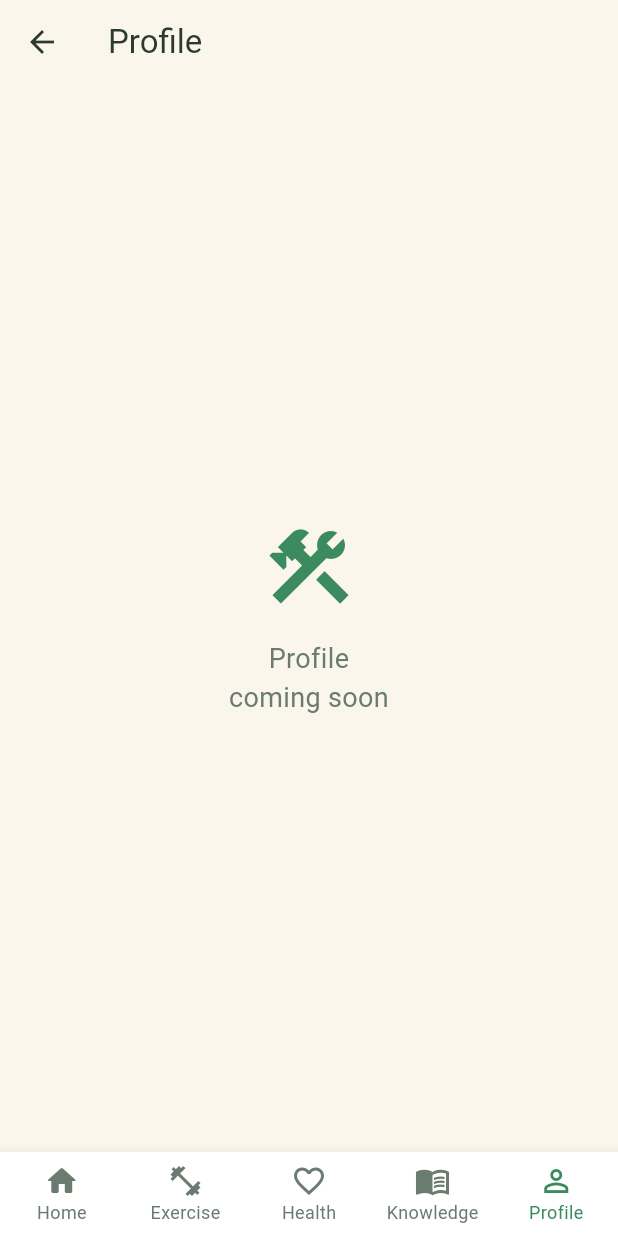
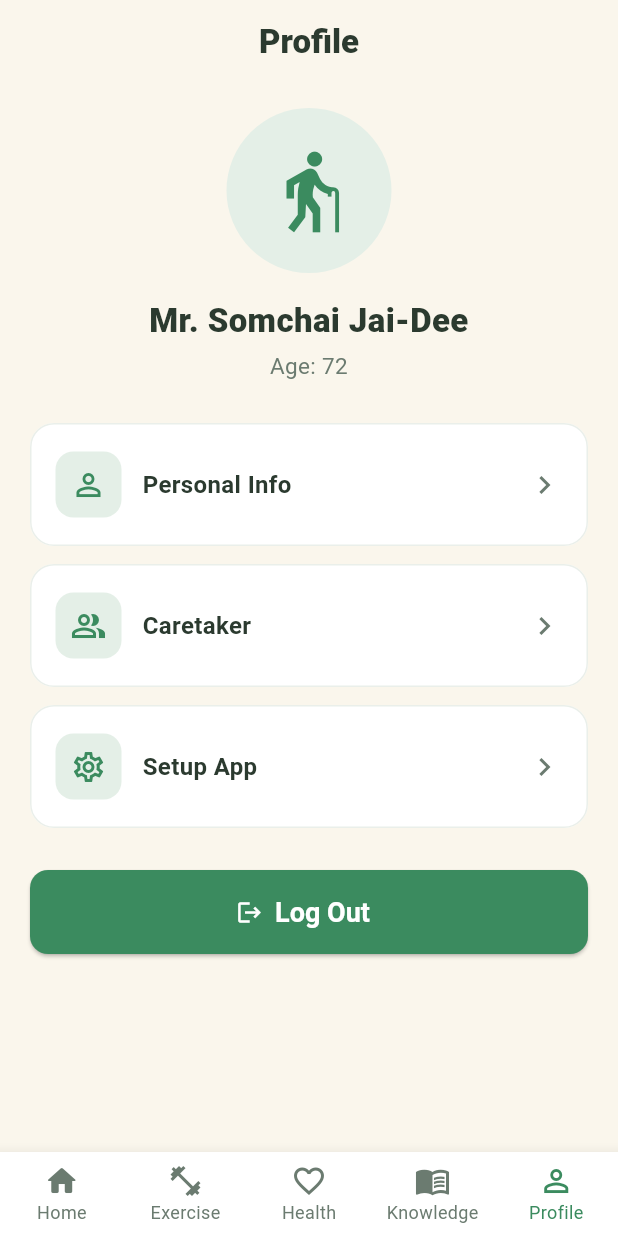
Before and after one commit to anuruddhika94/sarco_care, a Flutter app: the MainShell screen opened directly, item 5 of the bottom bar chosen, on a phone screen of 412 x 824 dp. Run offline on Flutter 3.47's test engine with Material 3 defaults, Android fonts, the phone set to English and light mode, and no system bars.

Commit message:
Add profile tab and fix tab-root back buttons
- Profile: avatar, name/age, settings rows (Personal Info, Caretaker,
  Setup App) and Log Out that unwinds to Splash
- Add showBackButton flag to reused screens so shell tab roots hide the
  back arrow while pushed usage keeps it; wire Profile into the shell

```diff
--- a/lib/screens/exercise_plan_screen.dart
+++ b/lib/screens/exercise_plan_screen.dart
@@ -8,7 +8,10 @@ import 'exercise_video_screen.dart';
 /// Pure UI: featured video, plan type, Exercises/My Plan tabs and a grid of
 /// exercise cards. Cards forward to the Exercise Video placeholder (#7).
 class ExercisePlanScreen extends StatefulWidget {
-  const ExercisePlanScreen({super.key});
+  const ExercisePlanScreen({super.key, this.showBackButton = true});
+
+  /// False when shown as a shell tab root (no route to pop back to).
+  final bool showBackButton;
 
   @override
   State<ExercisePlanScreen> createState() => _ExercisePlanScreenState();
@@ -40,6 +43,7 @@ class _ExercisePlanScreenState extends State<ExercisePlanScreen> {
         backgroundColor: AppColors.background,
         foregroundColor: AppColors.textDark,
         elevation: 0,
+        automaticallyImplyLeading: widget.showBackButton,
         title: const Text(
           'Exercise Plan',
           style: TextStyle(fontWeight: FontWeight.w800),
--- a/lib/screens/health_tracking_screen.dart
+++ b/lib/screens/health_tracking_screen.dart
@@ -7,7 +7,10 @@ import '../widgets/segmented_tabs.dart';
 /// Screen #10 — Health Tracking.
 /// Pure UI: time-range tabs, a list of body metrics and an Add Data action.
 class HealthTrackingScreen extends StatefulWidget {
-  const HealthTrackingScreen({super.key});
+  const HealthTrackingScreen({super.key, this.showBackButton = true});
+
+  /// False when shown as a shell tab root (no route to pop back to).
+  final bool showBackButton;
 
   @override
   State<HealthTrackingScreen> createState() => _HealthTrackingScreenState();
@@ -40,6 +43,7 @@ class _HealthTrackingScreenState extends State<HealthTrackingScreen> {
         backgroundColor: AppColors.background,
         foregroundColor: AppColors.textDark,
         elevation: 0,
+        automaticallyImplyLeading: widget.showBackButton,
         title: const Text(
           'Health Tracking',
           style: TextStyle(fontWeight: FontWeight.w800),
--- a/lib/screens/main_shell.dart
+++ b/lib/screens/main_shell.dart
@@ -5,6 +5,7 @@ import '../widgets/placeholder_screen.dart';
 import 'exercise_plan_screen.dart';
 import 'health_tracking_screen.dart';
 import 'home_screen.dart';
+import 'profile_screen.dart';
 
 /// The main app shell: a persistent bottom navigation bar over a set of tabs.
 /// Tabs are kept alive with an IndexedStack so switching preserves each tab's
@@ -19,13 +20,14 @@ class MainShell extends StatefulWidget {
 class _MainShellState extends State<MainShell> {
   int _index = 0;
 
-  // One screen per bottom-nav tab. Knowledge/Profile are placeholders for now.
+  // One screen per bottom-nav tab. Tab roots hide the back button since there
+  // is no route to pop within a tab. Knowledge is a placeholder for now.
   static const List<Widget> _tabs = [
     HomeScreen(),
-    ExercisePlanScreen(),
-    HealthTrackingScreen(),
-    PlaceholderScreen(title: 'Knowledge'),
-    PlaceholderScreen(title: 'Profile'),
+    ExercisePlanScreen(showBackButton: false),
+    HealthTrackingScreen(showBackButton: false),
+    PlaceholderScreen(title: 'Knowledge', showBackButton: false),
+    ProfileScreen(),
   ];
 
   static const List<(IconData, String)> _items = [
--- /dev/null
+++ b/lib/screens/profile_screen.dart
@@ -0,0 +1,154 @@
+import 'package:flutter/material.dart';
+
+import '../theme/app_theme.dart';
+import '../widgets/placeholder_screen.dart';
+
+/// Profile tab — user summary, settings entries and Log Out.
+/// Pure UI: rows open placeholders; Log Out returns to the app entry (Splash).
+class ProfileScreen extends StatelessWidget {
+  const ProfileScreen({super.key});
+
+  static const _entries = [
+    (Icons.person_outline, 'Personal Info'),
+    (Icons.people_alt_outlined, 'Caretaker'),
+    (Icons.settings_outlined, 'Setup App'),
+  ];
+
+  void _open(BuildContext context, String title) {
+    Navigator.of(context).push(
+      MaterialPageRoute(builder: (_) => PlaceholderScreen(title: title)),
+    );
+  }
+
+  void _logOut(BuildContext context) {
+    // Unwind back to the first route (Splash), clearing the logged-in stack.
+    Navigator.of(context).popUntil((route) => route.isFirst);
+  }
+
+  @override
+  Widget build(BuildContext context) {
+    return Scaffold(
+      backgroundColor: AppColors.background,
+      appBar: AppBar(
+        backgroundColor: AppColors.background,
+        foregroundColor: AppColors.textDark,
+        elevation: 0,
+        automaticallyImplyLeading: false,
+        title: const Text(
+          'Profile',
+          style: TextStyle(fontWeight: FontWeight.w800),
+        ),
+        centerTitle: true,
+      ),
+      body: ListView(
+        padding: const EdgeInsets.fromLTRB(20, 8, 20, 24),
+        children: [
+          const SizedBox(height: 8),
+          // Avatar placeholder.
+          Center(
+            child: Container(
+              width: 110,
+              height: 110,
+              decoration: const BoxDecoration(
+                color: AppColors.softGreen,
+                shape: BoxShape.circle,
+              ),
+              child: Icon(Icons.elderly, size: 60, color: AppColors.primary),
+            ),
+          ),
+          const SizedBox(height: 16),
+          Text(
+            'Mr. Somchai Jai-Dee',
+            textAlign: TextAlign.center,
+            style: TextStyle(
+              fontSize: 22,
+              fontWeight: FontWeight.w800,
+              color: AppColors.textDark,
+            ),
+          ),
+          const SizedBox(height: 4),
+          Text(
+            'Age: 72',
+            textAlign: TextAlign.center,
+            style: TextStyle(fontSize: 15, color: AppColors.textMuted),
+          ),
+          const SizedBox(height: 28),
+          for (final e in _entries)
+            Padding(
+              padding: const EdgeInsets.only(bottom: 12),
+              child: _SettingsRow(
+                icon: e.$1,
+                label: e.$2,
+                onTap: () => _open(context, e.$2),
+              ),
+            ),
+          const SizedBox(height: 16),
+          SizedBox(
+            width: double.infinity,
+            child: ElevatedButton.icon(
+              onPressed: () => _logOut(context),
+              icon: const Icon(Icons.logout),
+              label: const Text('Log Out'),
+            ),
+          ),
+        ],
+      ),
+    );
+  }
+}
+
+class _SettingsRow extends StatelessWidget {
+  const _SettingsRow({
+    required this.icon,
+    required this.label,
+    required this.onTap,
+  });
+
+  final IconData icon;
+  final String label;
+  final VoidCallback onTap;
+
+  @override
+  Widget build(BuildContext context) {
+    return Material(
+      color: AppColors.surface,
+      borderRadius: BorderRadius.circular(16),
+      child: InkWell(
+        borderRadius: BorderRadius.circular(16),
+        onTap: onTap,
+        child: Container(
+          padding: const EdgeInsets.symmetric(horizontal: 16, vertical: 18),
+          decoration: BoxDecoration(
+            borderRadius: BorderRadius.circular(16),
+            border: Border.all(color: const Color(0xFFEAEFEA)),
+          ),
+          child: Row(
+            children: [
+              Container(
+                width: 44,
+                height: 44,
+                decoration: BoxDecoration(
+                  color: AppColors.softGreen,
+                  borderRadius: BorderRadius.circular(12),
+                ),
+                child: Icon(icon, color: AppColors.primary, size: 24),
+              ),
+              const SizedBox(width: 14),
+              Expanded(
+                child: Text(
+                  label,
+                  style: TextStyle(
+                    fontSize: 16,
+                    fontWeight: FontWeight.w600,
+                    color: AppColors.textDark,
+                  ),
+                ),
+              ),
+              Icon(Icons.chevron_right, color: AppColors.textMuted),
+            ],
+          ),
+        ),
+      ),
+    );
+  }
+}
--- a/lib/widgets/placeholder_screen.dart
+++ b/lib/widgets/placeholder_screen.dart
@@ -5,9 +5,16 @@ import '../theme/app_theme.dart';
 /// Generic "coming soon" destination used while forward screens are unbuilt.
 /// Reused by tiles/nav so we don't hand-roll a placeholder per screen.
 class PlaceholderScreen extends StatelessWidget {
-  const PlaceholderScreen({super.key, required this.title});
+  const PlaceholderScreen({
+    super.key,
+    required this.title,
+    this.showBackButton = true,
+  });
 
   final String title;
+
+  /// False when shown as a shell tab root (no route to pop back to).
+  final bool showBackButton;
 
   @override
   Widget build(BuildContext context) {
@@ -17,6 +24,7 @@ class PlaceholderScreen extends StatelessWidget {
         backgroundColor: AppColors.background,
         foregroundColor: AppColors.textDark,
         elevation: 0,
+        automaticallyImplyLeading: showBackButton,
       ),
       body: Center(
         child: Column(
```
